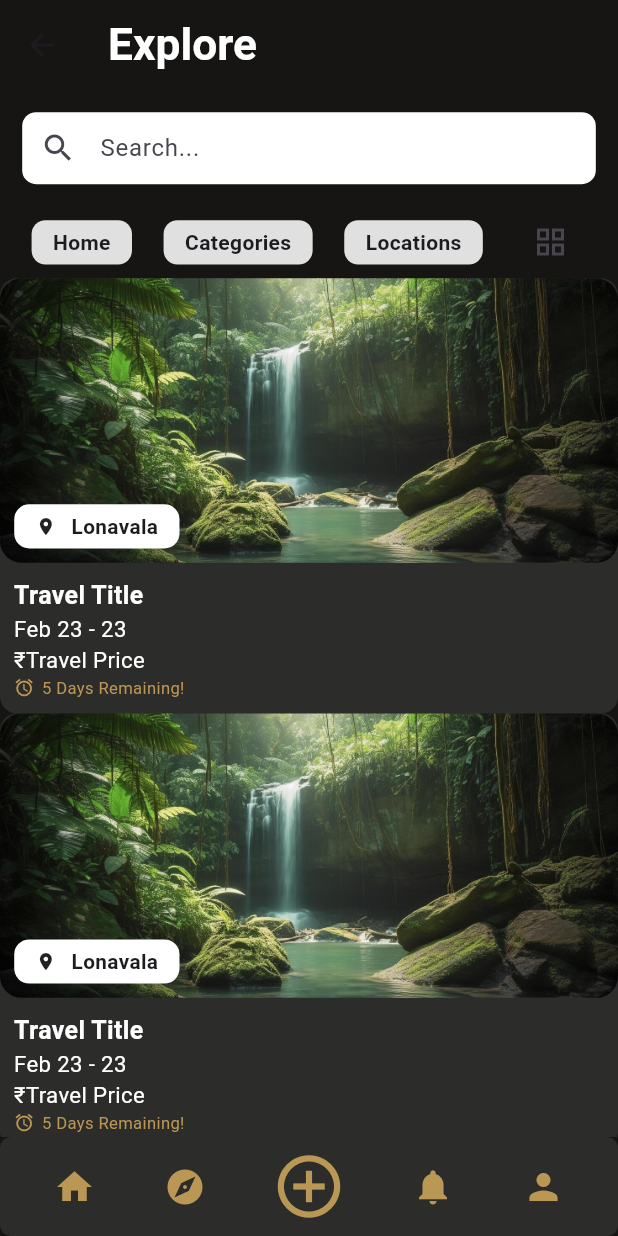
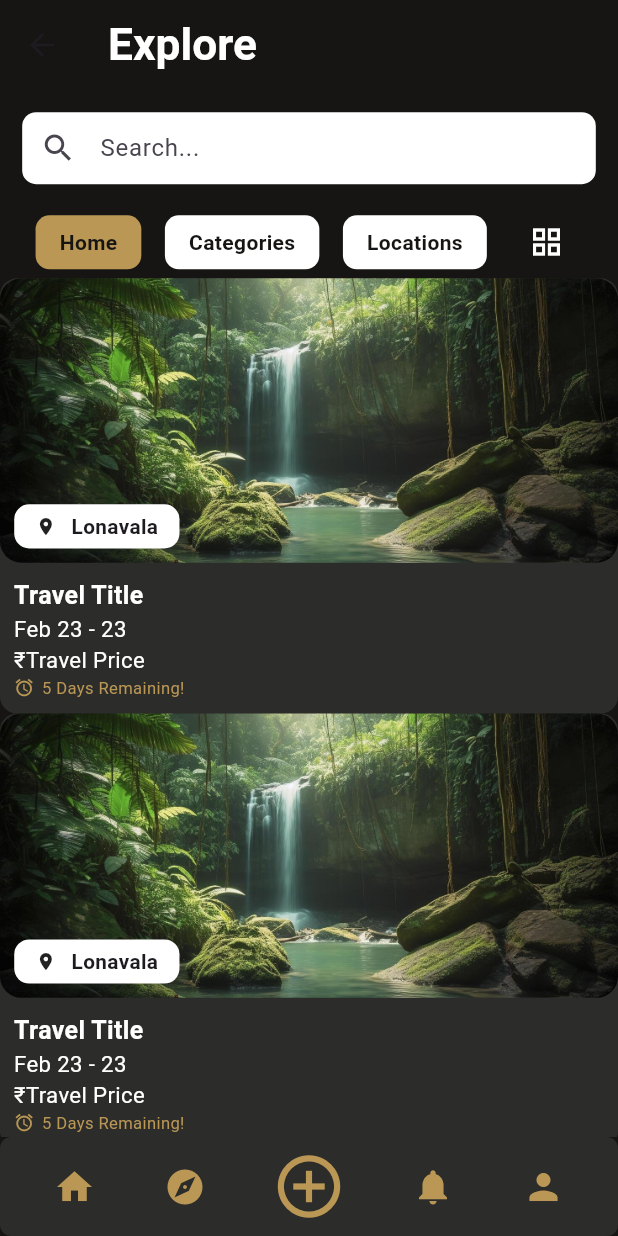
Before and after one commit to Pinnacle01/pinnacle, a Flutter app: the ExploreHome screen opened by its route, on a phone screen of 412 x 824 dp. Run offline on Flutter 3.47's test engine with Material 3 defaults, Android fonts, the phone set to English and light mode, and no system bars; our stand-ins replace flutter_svg, go_router.

Commit message:
Refactor ExploreHome to use StatefulWidget and implement tab navigation

```diff
--- a/lib/explore_pages/explore_home/view/explore_home.dart
+++ b/lib/explore_pages/explore_home/view/explore_home.dart
@@ -6,26 +6,48 @@ import 'package:pinnacle_main/framework/constants/size.dart';
 import 'package:pinnacle_main/framework/digital/sizer.dart';
 import 'package:pinnacle_main/framework/widgets/search_bar.dart';
 import 'package:pinnacle_main/framework/widgets/tool_bar_widgets.dart';
+import 'package:pinnacle_main/framework/widgets/travel_cards/single_category_card.dart';
 import 'package:pinnacle_main/framework/widgets/travel_cards/travel_request_component.dart';
+
 // import 'package:pinnacle_main/framework_demo.dart';
 // import 'package:pinnacle_main/home.dart';
 
-class ExploreHome extends StatelessWidget {
-  final TextEditingController controller;
-  ExploreHome(
-      {super.key,
+class ExploreHome extends StatefulWidget {
+  ExploreHome({
+    super.key,
     required this.date,
     required this.daysRemaining,
     required this.location,
     required this.price,
     required this.image,
-      required this.controller});
+  });
 
   String daysRemaining;
   String price;
   String location;
   String date;
-  String image;
+  final String image;
+
+  @override
+  State<ExploreHome> createState() => _ExploreHomeState();
+}
+
+class _ExploreHomeState extends State<ExploreHome>
+    with SingleTickerProviderStateMixin {
+  late TabController _tabController;
+  late TextEditingController controller = TextEditingController();
+
+  @override
+  void initState() {
+    super.initState();
+    _tabController = TabController(length: 3, vsync: this);
+  }
+
+  @override
+  void dispose() {
+    _tabController.dispose();
+    super.dispose();
+  }
 
   @override
   Widget build(BuildContext context) {
@@ -44,46 +66,62 @@ class ExploreHome extends StatelessWidget {
       body: Column(
         children: [
           SearchBarWidget(controller: controller),
-          Row(
+          Padding(
+            padding: const EdgeInsets.symmetric(horizontal: 8.0),
+            child: Row(
               mainAxisAlignment: MainAxisAlignment.spaceEvenly,
               children: [
-              _categoryBoxButton('Home', context),
-              _categoryBoxButton('Categories', context),
-              _categoryBoxButton('Locations', context),
+                _categoryBoxButton('Home', 0),
+                _categoryBoxButton('Categories', 1),
+                _categoryBoxButton('Locations', 2),
                 IconButton(
+                  icon: const Icon(Icons.grid_view, color: Colors.white),
                   onPressed: () {},
-                icon: const Icon(Icons.grid_view_outlined),
                 ),
-
-              // ElevatedButton(
-              //   onPressed: () {},
-              //   child: const Text('Home'),
-              // ),
-              // SizedBox(
-              //   width: Sizes.size10.sp,
-              // ),
-              // ElevatedButton(
-              //   onPressed: () {},
-              //   child: const Text('Categories'),
-              // ),
-              // SizedBox(
-              //   width: Sizes.size10.sp,
-              // ),
-              // ElevatedButton(
-              //   onPressed: () {},
-              //   child: const Text('Locations'),
-              // ),
-              // SizedBox(
-              //   width: Sizes.size10.sp,
-              // ),
-              // IconButton(
-              //   onPressed: () {},
-              //   icon: const Icon(Icons.grid_view_outlined),
-              // ),
               ],
             ),
+          ),
           Expanded(
-            child: ListView.builder(
+            child: TabBarView(
+              controller: _tabController,
+              children: [
+                _buildListViewHome('Home'),
+                _buildListViewCategories('Categories'),
+                _buildListViewLocations('Locations'),
+              ],
+            ),
+          ),
+          customBottomNavigator(),
+        ],
+      ),
+    );
+  }
+
+  Widget _categoryBoxButton(String title, int index) {
+    return InkWell(
+      onTap: () {
+        setState(() {
+          _tabController.index = index;
+        });
+      },
+      child: Container(
+        padding: const EdgeInsets.symmetric(vertical: 8, horizontal: 16),
+        decoration: BoxDecoration(
+          color: _tabController.index == index
+              ? CustomColors.buttonBackgroundCreamColor
+              : CustomColors.mainTextColor,
+          borderRadius: BorderRadius.circular(Sizes.size10.sp),
+        ),
+        child: Text(title,
+            style: TextStyle(
+                color: CustomColors.mainBackgroundColor,
+                fontWeight: FontWeight.w600)),
+      ),
+    );
+  }
+
+  Widget _buildListViewHome(String title) {
+    return ListView.builder(
       itemBuilder: (BuildContext context, int index) {
         return TravelRequestCard(
           title: 'Travel Title',
@@ -94,26 +132,104 @@ class ExploreHome extends StatelessWidget {
           cityLocation: 'Lonavala',
         );
       },
-            ),
-          ),
-          customBottomNavigator(),
-        ],
-      ),
     );
   }
 
-  Widget _categoryBoxButton(String title, BuildContext context) {
-    return InkWell(
-      onTap: () {},
-      child: Container(
-        padding: EdgeInsets.symmetric(
-            vertical: Sizes.size5.dp, horizontal: Sizes.size15.dp),
-        decoration: BoxDecoration(
-          color: Colors.grey[300],
-          borderRadius: BorderRadius.circular(Sizes.size10.sp),
-        ),
-        child: Text(title, style: const TextStyle(fontWeight: FontWeight.w600)),
-      ),
+  Widget _buildListViewCategories(String title) {
+    return ListView.builder(
+      itemBuilder: (BuildContext context, int index) {
+        return SingleCategoryCard(
+          categoryImage: widget.image,
+        );
+      },
+    );
+  }
+
+  Widget _buildListViewLocations(String title) {
+    return ListView.builder(
+      itemBuilder: (BuildContext context, int index) {
+        return TravelRequestCard(
+          title: 'Travel Title',
+          startDate: DateTime.now(),
+          endDate: DateTime.now(),
+          price: 'Travel Price',
+          days: 5,
+          cityLocation: 'Lonavala',
+        );
+        ;
+      },
     );
   }
 }
+
+////////////////////////////////////
+// Widget _categoryBoxButton(String title, BuildContext context) {
+  //   return InkWell(
+  //     onTap: () {},
+  //     child: Container(
+  //       padding: EdgeInsets.symmetric(
+  //           vertical: Sizes.size5.dp, horizontal: Sizes.size15.dp),
+  //       decoration: BoxDecoration(
+  //         color: Colors.grey[300],
+  //         borderRadius: BorderRadius.circular(Sizes.size10.sp),
+  //       ),
+  //       child: Text(title, style: const TextStyle(fontWeight: FontWeight.w600)),
+  //     ),
+  //   );
+  // }
+
+ // Expanded(
+          //   child: ListView.builder(
+          //     itemBuilder: (BuildContext context, int index) {
+          //       return TravelRequestCard(
+          //         title: 'Travel Title',
+          //         startDate: DateTime.now(),
+          //         endDate: DateTime.now(),
+          //         price: 'Travel Price',
+          //         days: 5,
+          //         cityLocation: 'Lonavala',
+          //       );
+          //     },
+          //   ),
+          // ),
+
+
+
+          // Row(
+          //   mainAxisAlignment: MainAxisAlignment.spaceEvenly,
+          //   children: [
+          //     _categoryBoxButton('Home', context),
+          //     _categoryBoxButton('Categories', context),
+          //     _categoryBoxButton('Locations', context),
+          //     IconButton(
+          //       onPressed: () {},
+          //       icon: const Icon(Icons.grid_view_outlined),
+          //     ),
+
+          //     // ElevatedButton(
+          //     //   onPressed: () {},
+          //     //   child: const Text('Home'),
+          //     // ),
+          //     // SizedBox(
+          //     //   width: Sizes.size10.sp,
+          //     // ),
+          //     // ElevatedButton(
+          //     //   onPressed: () {},
+          //     //   child: const Text('Categories'),
+          //     // ),
+          //     // SizedBox(
+          //     //   width: Sizes.size10.sp,
+          //     // ),
+          //     // ElevatedButton(
+          //     //   onPressed: () {},
+          //     //   child: const Text('Locations'),
+          //     // ),
+          //     // SizedBox(
+          //     //   width: Sizes.size10.sp,
+          //     // ),
+          //     // IconButton(
+          //     //   onPressed: () {},
+          //     //   icon: const Icon(Icons.grid_view_outlined),
+          //     // ),
+          //   ],
+          // ),
--- a/lib/main.dart
+++ b/lib/main.dart
@@ -36,7 +36,6 @@ final _router = GoRouter(
             path: 'explore',
             builder: (context, state) {
               return ExploreHome(
-                controller: controller,
                 date: '',
                 daysRemaining: '',
                 location: '',
```
Lines whose indentation alone changed are shown as unchanged.
